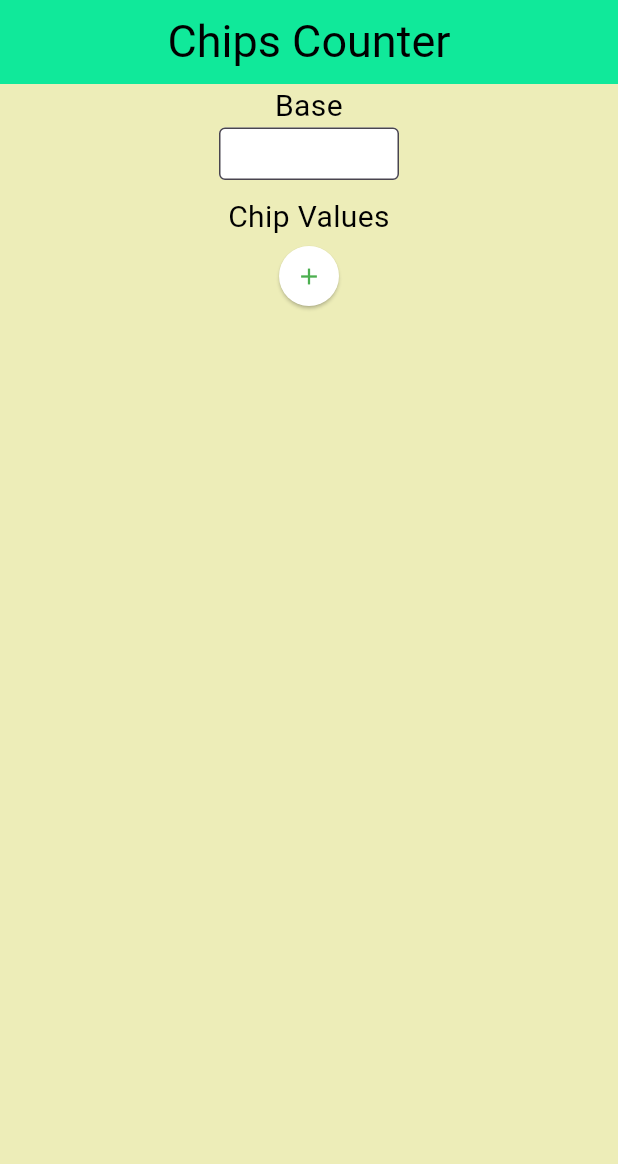
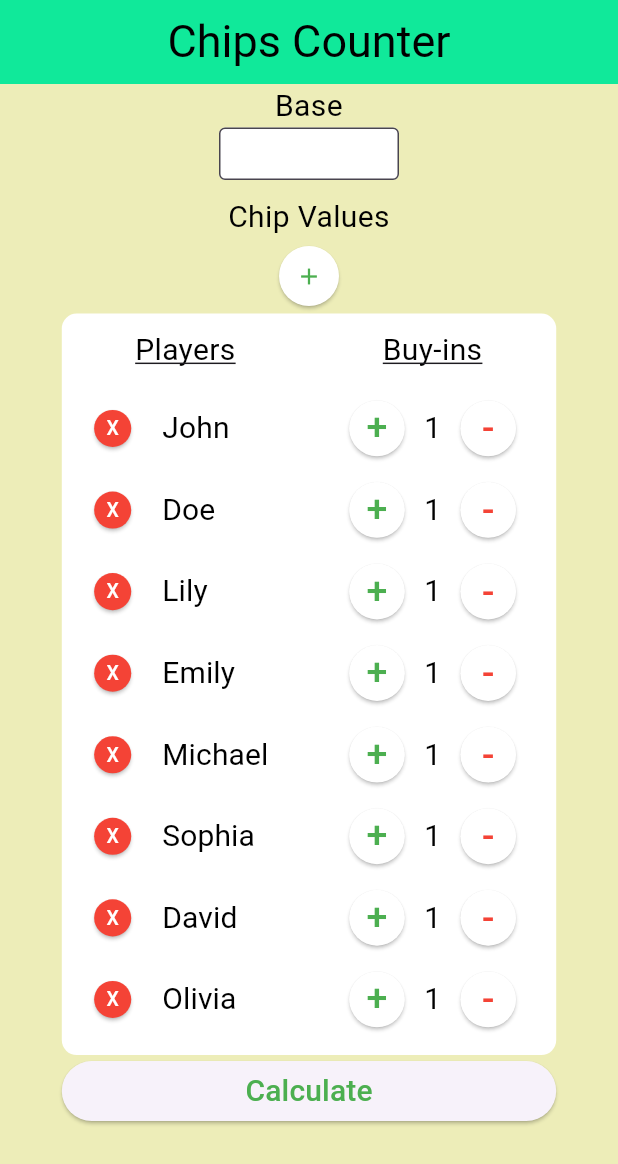
Before and after one commit to Boonpin97/chips_counter, a Flutter app: the screen it shows after launch, on a phone screen of 412 x 824 dp. Shown: the top 1164 px of the screen. Run offline on Flutter 3.47's test engine with Material 3 defaults, Android fonts, the phone set to English and light mode, and no system bars.

Commit message:
Added player list and calculate button

```diff
--- /dev/null
+++ b/lib/class/players.dart
@@ -0,0 +1,30 @@
+class Players {
+  String name;
+  int buyin = 1;
+  double base;
+  double total = 0.0;
+  double playerBase = 0.0;
+  double earning = 0.0;
+
+  void increasebuyin() {
+    buyin++;
+    updateValues();
+  }
+
+  void decreasebuyin(int mode) {
+    if (buyin > 0) {
+      buyin--;
+      updateValues();
+    }
+  }
+
+  void updateValues() {
+    playerBase = buyin * base;
+    earning = total - base;
+    print("$name Total: $total, Earning: $earning, Base: $playerBase");
+  }
+
+  Players(this.name, [this.base = 25.0]) {
+    playerBase = buyin * base;
+  }
+}
--- a/lib/pages/home.dart
+++ b/lib/pages/home.dart
@@ -1,7 +1,22 @@
-import 'package:chips_counter/widgets/denomination.dart';
+import 'package:chips_counter/widgets/calculatebutton.dart';
 import 'package:flutter/material.dart';
 import '/widgets/base.dart';
 import '/widgets/denomination.dart';
+import '/widgets/playerbuyin.dart';
+import '/widgets/calculatebutton.dart';
+import '/class/players.dart';
+
+double base = 0.0;
+List<Players> playersList = [
+  Players("John"),
+  Players("Doe"),
+  Players("Lily"),
+  Players("Emily"),
+  Players("Michael"),
+  Players("Sophia"),
+  Players("David"),
+  Players("Olivia"),
+];
 
 class HomePage extends StatefulWidget {
   @override
@@ -9,27 +24,37 @@ class HomePage extends StatefulWidget {
 }
 
 class _MyWidgetState extends State<HomePage> {
+  void updateBase(input) {
+    setState(() {
+      base = double.parse(input);
+      for (int i = 0; i < playersList.length; i++) {
+        playersList[i].base = base;
+        playersList[i].updateValues();
+      }
+    });
+  }
+
   @override
   Widget build(BuildContext context) {
     return Scaffold(
-        backgroundColor: Color(0xFFEDEDB8),
+        backgroundColor: const Color(0xFFEDEDB8),
         appBar: AppBar(
           title: const Text(
             'Chips Counter',
             style: TextStyle(fontSize: 30, color: Colors.black),
           ),
-          backgroundColor: Color(0xFF10E99A),
+          backgroundColor: const Color(0xFF10E99A),
           centerTitle: true,
         ),
         body: SingleChildScrollView(
-          child: Container(
-            child: Column(
-              children: [
-                Base(),
-                SizedBox(height: 10),
-                Denomination(),
-              ],
-            ),
+          child: Column(
+            children: [
+              Base(updateBase),
+              const SizedBox(height: 10),
+              const Denomination(),
+              PlayerBuyIn(base, playersList),
+              const CalculateButton(),
+            ],
           ),
         ));
   }
--- a/lib/widgets/base.dart
+++ b/lib/widgets/base.dart
@@ -1,14 +1,10 @@
 import 'package:flutter/material.dart';
 import 'package:flutter/services.dart';
 
-class Base extends StatefulWidget {
-  const Base({super.key});
-
-  @override
-  State<Base> createState() => _BaseState();
-}
-
-class _BaseState extends State<Base> {
+class Base extends StatelessWidget {
+  var controller = TextEditingController();
+  Function updateBaseHandler;
+  Base(this.updateBaseHandler);
   @override
   Widget build(BuildContext context) {
     return Container(
@@ -23,7 +19,8 @@ class _BaseState extends State<Base> {
           height: 35,
           width: 120,
           child: TextField(
-            style: TextStyle(
+            onSubmitted: (value) => updateBaseHandler(value),
+            style: const TextStyle(
               fontSize: 15,
             ),
             textAlign: TextAlign.values[2],
@@ -32,7 +29,7 @@ class _BaseState extends State<Base> {
               FilteringTextInputFormatter.digitsOnly,
               FilteringTextInputFormatter.allow(RegExp(r'[0-9]'))
             ],
-            decoration: InputDecoration(
+            decoration: const InputDecoration(
                 border: OutlineInputBorder(),
                 contentPadding: EdgeInsets.only(bottom: 0),
                 fillColor: Colors.white,
--- /dev/null
+++ b/lib/widgets/calculatebutton.dart
@@ -0,0 +1,23 @@
+import 'package:flutter/material.dart';
+
+const double buttonWidth = 0.8;
+
+class CalculateButton extends StatelessWidget {
+  const CalculateButton({super.key});
+
+  @override
+  Widget build(BuildContext context) {
+    final double screenWidth = MediaQuery.of(context).size.width;
+    final double screenHeight = MediaQuery.of(context).size.height;
+    return Container(
+      width: screenWidth * buttonWidth,
+      child: ElevatedButton(
+          onPressed: () {},
+          child: const Text('Calculate',
+              style: TextStyle(
+                fontSize: 20,
+                color: Colors.green,
+              ))),
+    );
+  }
+}
--- a/lib/widgets/denomination.dart
+++ b/lib/widgets/denomination.dart
@@ -2,7 +2,7 @@ import 'package:flutter/material.dart';
 import 'package:flutter/services.dart';
 import '/widgets/coin.dart';
 
-List<String> denomination_list = [];
+List<String> denominationList = [];
 
 class Denomination extends StatefulWidget {
   const Denomination({super.key});
@@ -12,12 +12,12 @@ class Denomination extends StatefulWidget {
 }
 
 class _DenominationState extends State<Denomination> {
-  var Controller = TextEditingController();
+  var controller = TextEditingController();
 
   void _removeValueHandler(int index) {
     print("Remove number: $index");
     setState(() {
-      denomination_list.removeAt(index);
+      denominationList.removeAt(index);
     });
   }
 
@@ -45,7 +45,7 @@ class _DenominationState extends State<Denomination> {
                       keyboardType: TextInputType.number,
                       inputFormatters: [FilteringTextInputFormatter.allow(RegExp(r'^[+-]?(\d+(\.\d*)?|\.\d+)$'))],
                       maxLength: 11,
-                      controller: Controller,
+                      controller: controller,
                       textAlign: TextAlign.center,
                       style: const TextStyle(
                         fontSize: 30,
@@ -62,7 +62,7 @@ class _DenominationState extends State<Denomination> {
                       ),
                     ),
                     Container(
-                      margin: EdgeInsets.fromLTRB(0, 10, 0, 0),
+                      margin: const EdgeInsets.fromLTRB(0, 10, 0, 0),
                       height: 50,
                       width: 100,
                       color: Colors.green[500],
@@ -72,13 +72,13 @@ class _DenominationState extends State<Denomination> {
                         color: Colors.white,
                         onPressed: () {
                           Navigator.pop(context);
-                          if (Controller.text.isNotEmpty) {
-                            denomination_list.add(Controller.text);
-                            denomination_list
+                          if (controller.text.isNotEmpty) {
+                            denominationList.add(controller.text);
+                            denominationList
                                 .sort((a, b) => double.parse(a).compareTo(double.parse(b))); // sort the list
-                            print(denomination_list);
+                            print(denominationList);
                             setState(() {
-                              Controller.text = "";
+                              controller.text = "";
                             });
                           }
                         },
@@ -106,30 +106,30 @@ class _DenominationState extends State<Denomination> {
         Row(
           mainAxisAlignment: MainAxisAlignment.center,
           children: [
-            Container(
+            SizedBox(
               height: 50,
               child: ListView.builder(
                 scrollDirection: Axis.horizontal,
                 shrinkWrap: true,
-                itemCount: denomination_list.length,
+                itemCount: denominationList.length,
                 itemBuilder: (context, index) {
-                  return Coin(_removeValueHandler, denomination_list, index);
+                  return Coin(_removeValueHandler, denominationList, index);
                 },
               ),
             ),
-            (denomination_list.length < 6)
+            (denominationList.length < 6)
                 ? Container(
                     alignment: Alignment.center,
                     child: Row(mainAxisAlignment: MainAxisAlignment.center, children: [
                       ElevatedButton(
                         onPressed: _addButtonFunction,
-                        child: Icon(Icons.add, color: Colors.green), // icon of the button
                         style: ElevatedButton.styleFrom(
                           // styling the button
-                          shape: CircleBorder(),
-                          padding: EdgeInsets.all(1),
+                          shape: const CircleBorder(),
+                          padding: const EdgeInsets.all(1),
                           backgroundColor: Colors.white, // Button color
                         ),
+                        child: const Icon(Icons.add, color: Colors.green), // icon of the button
                       ),
                     ]),
                   )
--- /dev/null
+++ b/lib/widgets/playerbuyin.dart
@@ -0,0 +1,176 @@
+import 'package:chips_counter/pages/home.dart';
+import 'package:flutter/material.dart';
+import 'package:flutter/widgets.dart';
+import '/widgets/playercard.dart';
+import '/class/players.dart';
+
+const whiteAreaWidth = 0.8;
+const whiteAreaHeight = 0.6;
+const titleHeight = 0.1;
+const addButtonHeight = 0.08;
+
+class PlayerBuyIn extends StatefulWidget {
+  double base;
+  List<Players> playersList;
+
+  PlayerBuyIn(this.base, this.playersList, {Key? key}) : super(key: key);
+
+  @override
+  _PlayerBuyInState createState() => _PlayerBuyInState(base, playersList);
+}
+
+class _PlayerBuyInState extends State<PlayerBuyIn> {
+  var controller = TextEditingController();
+  double base;
+  List<Players> playersList;
+
+  _PlayerBuyInState(this.base, this.playersList);
+
+  void removePlayer(int index) {
+    setState(() {
+      playersList.removeAt(index);
+    });
+  }
+
+  void _addButtonFunction() {
+    showModalBottomSheet<void>(
+      context: context,
+      builder: (BuildContext context) {
+        return Container(
+          height: 700,
+          color: Colors.green[500],
+          child: Column(
+            children: [
+              Container(
+                margin: const EdgeInsets.fromLTRB(20, 20, 20, 20),
+                child: Column(
+                  children: [
+                    const Text(
+                      "Enter player name:",
+                      style: TextStyle(
+                        fontSize: 30,
+                        color: Colors.white,
+                      ),
+                    ),
+                    TextFormField(
+                      maxLength: 11,
+                      controller: controller,
+                      textAlign: TextAlign.center,
+                      style: const TextStyle(
+                        fontSize: 30,
+                        color: Colors.white,
+                      ),
+                      decoration: InputDecoration(
+                        hintStyle: TextStyle(
+                          fontSize: 30,
+                          fontStyle: FontStyle.italic,
+                          color: Colors.grey[200],
+                        ),
+                        hintText: "Insert Here",
+                        border: const UnderlineInputBorder(),
+                      ),
+                    ),
+                    Container(
+                      margin: const EdgeInsets.fromLTRB(0, 10, 0, 0),
+                      height: 50,
+                      width: 100,
+                      color: Colors.green[500],
+                      child: IconButton(
+                        iconSize: 30,
+                        icon: const Icon(Icons.check),
+                        color: Colors.white,
+                        onPressed: () {
+                          Navigator.pop(context);
+                          if (controller.text.isNotEmpty) {
+                            playersList.add(Players(controller.text, base));
+                            print(playersList);
+                            setState(() {
+                              controller.text = "";
+                            });
+                          }
+                        },
+                      ),
+                    ),
+                  ],
+                ),
+              ),
+            ],
+          ),
+        );
+      },
+    );
+  }
+
+  @override
+  Widget build(BuildContext context) {
+    final double screenWidth = MediaQuery.of(context).size.width;
+    final double screenHeight = MediaQuery.of(context).size.height;
+    return Container(
+      decoration: const BoxDecoration(color: Colors.white, borderRadius: BorderRadius.all(Radius.circular(10.0))),
+      alignment: Alignment.center,
+      width: screenWidth * whiteAreaWidth,
+      height: screenHeight * whiteAreaHeight,
+      child: Column(
+        children: [
+          Row(
+            children: [
+              Container(
+                width: screenWidth * whiteAreaWidth / 2,
+                height: screenHeight * whiteAreaHeight * titleHeight,
+                alignment: Alignment.center,
+                child: const Text(
+                  'Players',
+                  textAlign: TextAlign.center,
+                  style: TextStyle(fontSize: 20, color: Colors.black, decoration: TextDecoration.underline),
+                ),
+              ),
+              Container(
+                width: screenWidth * whiteAreaWidth / 2,
+                height: screenHeight * whiteAreaHeight * titleHeight,
+                alignment: Alignment.center,
+                child: const Text(
+                  'Buy-ins',
+                  textAlign: TextAlign.center,
+                  style: TextStyle(fontSize: 20, color: Colors.black, decoration: TextDecoration.underline),
+                ),
+              ),
+            ],
+          ),
+          SizedBox(
+            //color: Colors.green,
+            width: screenWidth * whiteAreaWidth,
+            height: (playersList.length < 8)
+                ? screenHeight * whiteAreaHeight - screenHeight * whiteAreaHeight * (titleHeight + addButtonHeight)
+                : screenHeight * whiteAreaHeight - screenHeight * whiteAreaHeight * (titleHeight),
+
+            child: ListView.builder(
+              itemCount: playersList.length,
+              itemBuilder: (context, index) {
+                return PlayerCard(index, playersList, removePlayer);
+              },
+            ),
+          ),
+          (playersList.length < 8)
+              ? Container(
+                  width: screenWidth * whiteAreaWidth,
+                  height: screenHeight * whiteAreaHeight * addButtonHeight,
+                  alignment: Alignment.center,
+                  child: ElevatedButton(
+                    onPressed: _addButtonFunction,
+                    style: ElevatedButton.styleFrom(
+                      // styling the button
+                      shape: const RoundedRectangleBorder(borderRadius: BorderRadius.all(Radius.circular(5))),
+                      padding: const EdgeInsets.all(1),
+                      backgroundColor: Colors.white, // Button color
+                    ),
+                    child: Container(
+                        width: screenWidth * whiteAreaWidth,
+                        child: const Icon(Icons.add, color: Colors.green)), // icon of the button
+                  ),
+                )
+              : Container(),
+        ],
+      ),
+    );
+  }
+}
--- /dev/null
+++ b/lib/widgets/playercard.dart
@@ -0,0 +1,150 @@
+import 'package:flutter/cupertino.dart';
+import 'package:flutter/material.dart';
+import 'package:flutter/widgets.dart';
+import '/class/players.dart';
+
+const whiteAreaWidth = 0.8;
+const whiteAreaHeight = 0.6;
+const titleHeight = 0.1;
+const buttonWidth = 0.09;
+const buttonHeight = 0.06;
+const cardHeight = 0.11;
+const xbuttonWidth = 0.07;
+
+class PlayerCard extends StatefulWidget {
+  @override
+  int index;
+  List<Players> playersList;
+  Function removeHandler;
+  PlayerCard(this.index, this.playersList, this.removeHandler, {Key? key});
+  State<PlayerCard> createState() => _PlayerCardState(index, playersList, removeHandler);
+}
+
+class _PlayerCardState extends State<PlayerCard> {
+  int index;
+  List<Players> playersList;
+  Function removeHandler;
+  _PlayerCardState(this.index, this.playersList, this.removeHandler);
+  @override
+  Widget build(BuildContext context) {
+    final double screenWidth = MediaQuery.of(context).size.width;
+    final double screenHeight = MediaQuery.of(context).size.height;
+    return Row(
+      children: [
+        Container(
+          width: screenWidth * whiteAreaWidth * 0.5,
+          height: screenHeight * whiteAreaHeight * cardHeight,
+          alignment: Alignment.center,
+          child: Row(
+            children: [
+              SizedBox(
+                width: screenWidth * whiteAreaWidth * 0.2,
+                child: Container(
+                  alignment: Alignment.centerRight,
+                  width: screenWidth * whiteAreaWidth * xbuttonWidth,
+                  height: screenHeight * whiteAreaHeight * 0.05,
+                  child: ElevatedButton(
+                    onPressed: () => removeHandler(index),
+                    style: ElevatedButton.styleFrom(
+                      // styling the button
+                      shape: const CircleBorder(),
+                      padding: const EdgeInsets.all(1),
+                      backgroundColor: Colors.red, // Button color
+                    ),
+                    child: const Text(
+                      "X",
+                      style: TextStyle(color: Colors.white, fontSize: 13),
+                    ),
+                  ),
+                ),
+              ),
+              Container(
+                alignment: Alignment.center,
+                width: screenWidth * whiteAreaWidth * 0.3,
+                child: TextButton(
+                  onPressed: () => removeHandler(index),
+                  style: TextButton.styleFrom(
+                    // styling the button
+                    padding: const EdgeInsets.all(1),
+                    backgroundColor: Colors.white, // Button color
+                  ),
+                  child: Container(
+                    width: screenWidth * 0.4,
+                    height: screenHeight * cardHeight,
+                    alignment: Alignment.centerLeft,
+                    child: Text(
+                      playersList[index].name,
+                      style: const TextStyle(
+                        color: Colors.black,
+                        fontSize: 20,
+                        fontWeight: FontWeight.normal,
+                      ),
+                    ),
+                  ),
+                ),
+              ),
+            ],
+          ),
+        ),
+        Container(
+            width: screenWidth * whiteAreaWidth * 0.5,
+            height: screenHeight * whiteAreaHeight * cardHeight,
+            alignment: Alignment.center,
+            // decoration: BoxDecoration(
+            //   border: Border.all(
+            //     color: Colors.black,
+            //     width: 1,
+            //   ),
+            // ),
+            child: Row(
+              mainAxisAlignment: MainAxisAlignment.center,
+              children: [
+                SizedBox(
+                  width: screenWidth * buttonWidth,
+                  child: ElevatedButton(
+                    onPressed: () {
+                      playersList[index].increasebuyin();
+                      setState(() {});
+                    },
+                    style: ElevatedButton.styleFrom(
+                      // styling the button
+                      shape: const CircleBorder(),
+                      padding: const EdgeInsets.all(1),
+                      backgroundColor: Colors.white, // Button color
+                    ),
+                    child: const Text(
+                      "+",
+                      style: TextStyle(color: Colors.green, fontSize: 25),
+                    ),
+                  ),
+                ),
+                Container(
+                  width: screenWidth * buttonWidth,
+                  alignment: Alignment.center,
+                  child: Text("${playersList[index].buyin}", style: const TextStyle(color: Colors.black, fontSize: 20)),
+                ),
+                SizedBox(
+                  width: screenWidth * buttonWidth,
+                  child: ElevatedButton(
+                    onPressed: () {
+                      playersList[index].decreasebuyin(1);
+                      setState(() {});
+                    },
+                    style: ElevatedButton.styleFrom(
+                      // styling the button
+                      shape: const CircleBorder(),
+                      padding: const EdgeInsets.all(1),
+                      backgroundColor: Colors.white, // Button color
+                    ),
+                    child: const Text(
+                      "-",
+                      style: TextStyle(color: Colors.red, fontSize: 25),
+                    ),
+                  ),
+                ),
+              ],
+            )),
+      ],
+    );
+  }
+}
```
Also changed, not shown: lib/widgets/coin.dart (+8 -8 lines).
